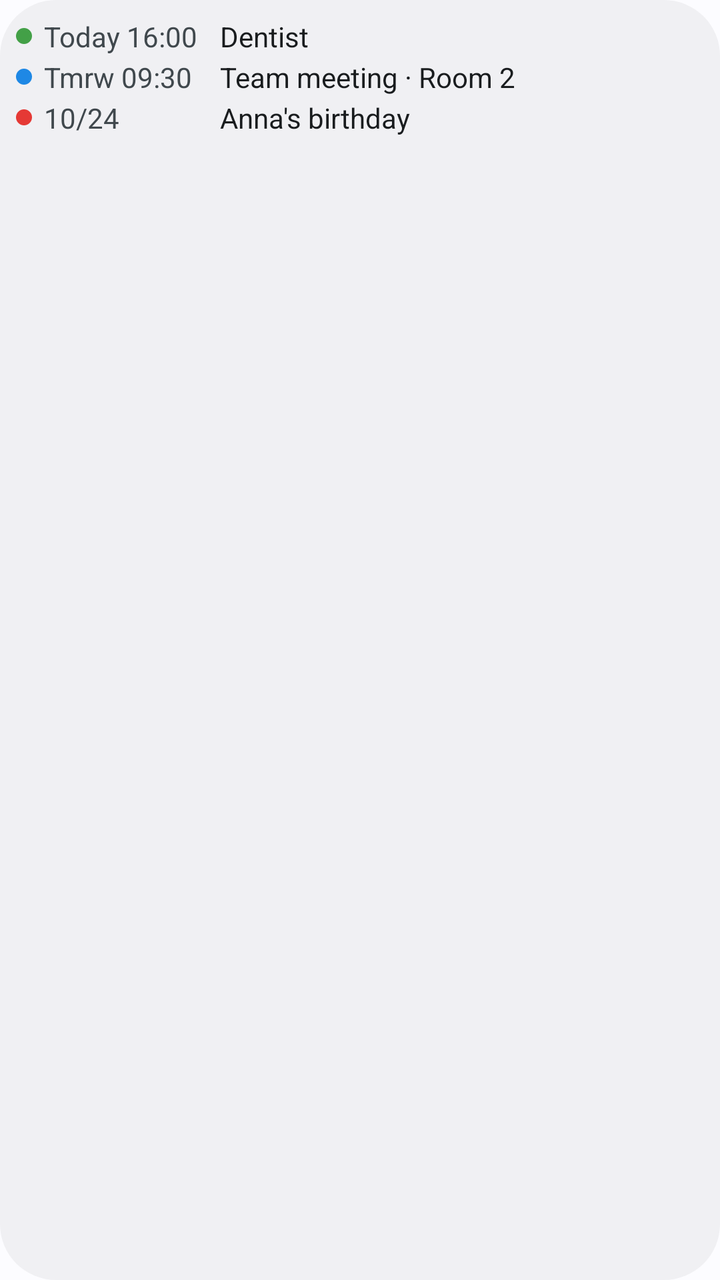
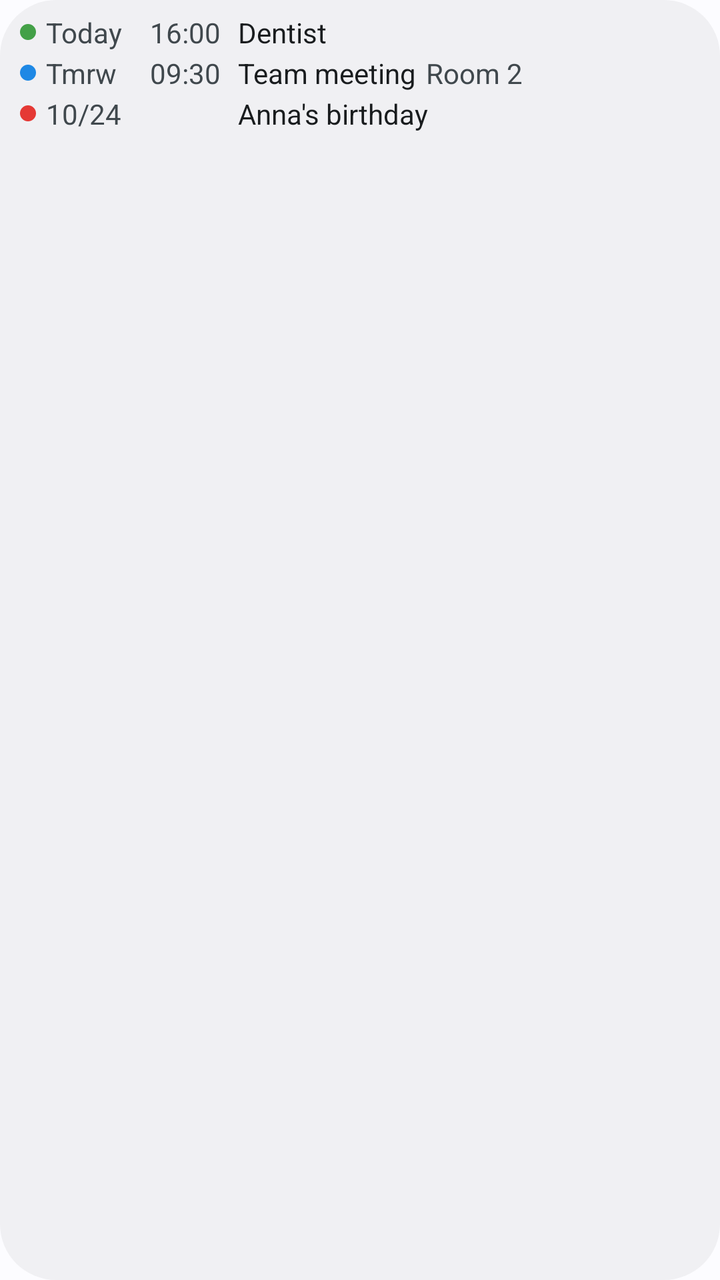

Screens rendered from an Android XML layout before and after an edit, with the pre-edit source and the edit as a unified diff.
<!-- AndroidManifest.xml: application theme AppTheme -->
<!-- res/layout/widget_preview.xml -->
<?xml version="1.0" encoding="utf-8"?>
<LinearLayout xmlns:android="http://schemas.android.com/apk/res/android"
    android:id="@android:id/background"
    android:layout_width="match_parent"
    android:layout_height="match_parent"
    android:background="@drawable/widget_bg"
    android:orientation="vertical"
    android:padding="8dp">

    <LinearLayout
        android:layout_width="match_parent"
        android:layout_height="wrap_content"
        android:gravity="center_vertical"
        android:orientation="horizontal"
        android:paddingVertical="0.5dp">

        <ImageView
            android:layout_width="8dp"
            android:layout_height="8dp"
            android:layout_marginEnd="6dp"
            android:importantForAccessibility="no"
            android:src="@drawable/dot"
            android:tint="#43A047" />

        <TextView
            android:layout_width="88dp"
            android:layout_height="wrap_content"
            android:maxLines="1"
            android:text="@string/preview_date_1"
            android:textColor="@color/w_text2"
            android:textSize="14sp" />

        <TextView
            android:layout_width="0dp"
            android:layout_height="wrap_content"
            android:layout_weight="1"
            android:maxLines="1"
            android:text="@string/preview_title_1"
            android:textColor="@color/w_text"
            android:textSize="14sp" />
    </LinearLayout>

    <LinearLayout
        android:layout_width="match_parent"
        android:layout_height="wrap_content"
        android:gravity="center_vertical"
        android:orientation="horizontal"
        android:paddingVertical="0.5dp">

        <ImageView
            android:layout_width="8dp"
            android:layout_height="8dp"
            android:layout_marginEnd="6dp"
            android:importantForAccessibility="no"
            android:src="@drawable/dot"
            android:tint="#1E88E5" />

        <TextView
            android:layout_width="88dp"
            android:layout_height="wrap_content"
            android:maxLines="1"
            android:text="@string/preview_date_2"
            android:textColor="@color/w_text2"
            android:textSize="14sp" />

        <TextView
            android:layout_width="0dp"
            android:layout_height="wrap_content"
            android:layout_weight="1"
            android:maxLines="1"
            android:text="@string/preview_title_2"
            android:textColor="@color/w_text"
            android:textSize="14sp" />
    </LinearLayout>

    <LinearLayout
        android:layout_width="match_parent"
        android:layout_height="wrap_content"
        android:gravity="center_vertical"
        android:orientation="horizontal"
        android:paddingVertical="0.5dp">

        <ImageView
            android:layout_width="8dp"
            android:layout_height="8dp"
            android:layout_marginEnd="6dp"
            android:importantForAccessibility="no"
            android:src="@drawable/dot"
            android:tint="#E53935" />

        <TextView
            android:layout_width="88dp"
            android:layout_height="wrap_content"
            android:maxLines="1"
            android:text="@string/preview_date_3"
            android:textColor="@color/w_text2"
            android:textSize="14sp" />

        <TextView
            android:layout_width="0dp"
            android:layout_height="wrap_content"
            android:layout_weight="1"
            android:maxLines="1"
            android:text="@string/preview_title_3"
            android:textColor="@color/w_text"
            android:textSize="14sp" />
    </LinearLayout>
</LinearLayout>
<!-- resources referenced by this layout -->
<resources>
  <color name="w_text">@android:color/system_neutral1_900</color>
  <color name="w_text2">@android:color/system_neutral2_700</color>
  <!-- drawable dot (drawable) -->
  <?xml version="1.0" encoding="utf-8"?>
  <shape xmlns:android="http://schemas.android.com/apk/res/android"
      android:shape="oval">
      <solid android:color="#FFFFFFFF" />
      <size
          android:width="8dp"
          android:height="8dp" />
  </shape>
  <!-- drawable widget_bg (drawable) -->
  <?xml version="1.0" encoding="utf-8"?>
  <shape xmlns:android="http://schemas.android.com/apk/res/android"
      android:shape="rectangle">
      <solid android:color="@color/w_bg" />
      <corners android:radius="@android:dimen/system_app_widget_background_radius" />
  </shape>
  <string name="preview_date_1">Today 16:00</string>
  <string name="preview_date_2">Tmrw 09:30</string>
  <string name="preview_date_3">10/24</string>
  <string name="preview_title_1">Dentist</string>
  <string name="preview_title_2">Team meeting · Room 2</string>
  <string name="preview_title_3">Anna\'s birthday</string>
  <style name="AppTheme" parent="Base.AppTheme">
          <item name="android:windowLightStatusBar">true</item>
          <item name="android:windowLightNavigationBar">true</item>
      </style>
  <color name="w_bg">@android:color/system_neutral1_50</color>
  <style name="Base.AppTheme" parent="@android:style/Theme.DeviceDefault.DayNight">
          <item name="android:windowBackground">@color/md_surface</item>
          <item name="android:navigationBarColor">@color/md_surface</item>
          
          <item name="android:enforceNavigationBarContrast">false</item>
      </style>
  <color name="md_surface">@android:color/system_neutral1_10</color>
</resources>

<!-- the commit's change to res/layout/widget_preview.xml (unified diff, before → after) -->
@@ -5,7 +5,8 @@
     android:layout_height="match_parent"
     android:background="@drawable/widget_bg"
     android:orientation="vertical"
-    android:padding="8dp">
+    android:paddingHorizontal="10dp"
+    android:paddingVertical="6dp">
 
     <LinearLayout
         android:layout_width="match_parent"
@@ -17,23 +18,28 @@
         <ImageView
             android:layout_width="8dp"
             android:layout_height="8dp"
-            android:layout_marginEnd="6dp"
+            android:layout_marginEnd="5dp"
             android:importantForAccessibility="no"
             android:src="@drawable/dot"
             android:tint="#43A047" />
 
         <TextView
-            android:layout_width="88dp"
+            android:layout_width="52dp"
             android:layout_height="wrap_content"
             android:maxLines="1"
-            android:text="@string/preview_date_1"
+            android:text="@string/preview_day_1"
             android:textColor="@color/w_text2"
             android:textSize="14sp" />
-
         <TextView
-            android:layout_width="0dp"
+            android:layout_width="44dp"
             android:layout_height="wrap_content"
-            android:layout_weight="1"
+            android:maxLines="1"
+            android:text="@string/preview_time_1"
+            android:textColor="@color/w_text2"
+            android:textSize="14sp" />
+        <TextView
+            android:layout_width="wrap_content"
+            android:layout_height="wrap_content"
             android:maxLines="1"
             android:text="@string/preview_title_1"
             android:textColor="@color/w_text"
@@ -50,26 +56,40 @@
         <ImageView
             android:layout_width="8dp"
             android:layout_height="8dp"
-            android:layout_marginEnd="6dp"
+            android:layout_marginEnd="5dp"
             android:importantForAccessibility="no"
             android:src="@drawable/dot"
             android:tint="#1E88E5" />
 
         <TextView
-            android:layout_width="88dp"
+            android:layout_width="52dp"
             android:layout_height="wrap_content"
             android:maxLines="1"
-            android:text="@string/preview_date_2"
+            android:text="@string/preview_day_2"
             android:textColor="@color/w_text2"
             android:textSize="14sp" />
-
+        <TextView
+            android:layout_width="44dp"
+            android:layout_height="wrap_content"
+            android:maxLines="1"
+            android:text="@string/preview_time_2"
+            android:textColor="@color/w_text2"
+            android:textSize="14sp" />
+        <TextView
+            android:layout_width="wrap_content"
+            android:layout_height="wrap_content"
+            android:maxLines="1"
+            android:text="@string/preview_title_2"
+            android:textColor="@color/w_text"
+            android:textSize="14sp" />
         <TextView
             android:layout_width="0dp"
             android:layout_height="wrap_content"
+            android:layout_marginStart="5dp"
             android:layout_weight="1"
             android:maxLines="1"
-            android:text="@string/preview_title_2"
-            android:textColor="@color/w_text"
+            android:text="@string/preview_location_2"
+            android:textColor="@color/w_text2"
             android:textSize="14sp" />
     </LinearLayout>
 
@@ -83,23 +103,27 @@
         <ImageView
             android:layout_width="8dp"
             android:layout_height="8dp"
-            android:layout_marginEnd="6dp"
+            android:layout_marginEnd="5dp"
             android:importantForAccessibility="no"
             android:src="@drawable/dot"
             android:tint="#E53935" />
 
         <TextView
-            android:layout_width="88dp"
+            android:layout_width="52dp"
             android:layout_height="wrap_content"
             android:maxLines="1"
-            android:text="@string/preview_date_3"
+            android:text="@string/preview_day_3"
             android:textColor="@color/w_text2"
             android:textSize="14sp" />
-
         <TextView
-            android:layout_width="0dp"
+            android:layout_width="44dp"
             android:layout_height="wrap_content"
-            android:layout_weight="1"
+            android:maxLines="1"
+            android:textColor="@color/w_text2"
+            android:textSize="14sp" />
+        <TextView
+            android:layout_width="wrap_content"
+            android:layout_height="wrap_content"
             android:maxLines="1"
             android:text="@string/preview_title_3"
             android:textColor="@color/w_text"
<!-- resource entries referenced after the edit -->
@@ -18,11 +18,14 @@
       <solid android:color="@color/w_bg" />
       <corners android:radius="@android:dimen/system_app_widget_background_radius" />
   </shape>
-  <string name="preview_date_1">Today 16:00</string>
-  <string name="preview_date_2">Tmrw 09:30</string>
-  <string name="preview_date_3">10/24</string>
+  <string name="preview_day_1">Today</string>
+  <string name="preview_day_2">Tmrw</string>
+  <string name="preview_day_3">10/24</string>
+  <string name="preview_location_2">Room 2</string>
+  <string name="preview_time_1" translatable="false">16:00</string>
+  <string name="preview_time_2" translatable="false">09:30</string>
   <string name="preview_title_1">Dentist</string>
-  <string name="preview_title_2">Team meeting · Room 2</string>
+  <string name="preview_title_2">Team meeting</string>
   <string name="preview_title_3">Anna\'s birthday</string>
   <style name="AppTheme" parent="Base.AppTheme">
           <item name="android:windowLightStatusBar">true</item>
